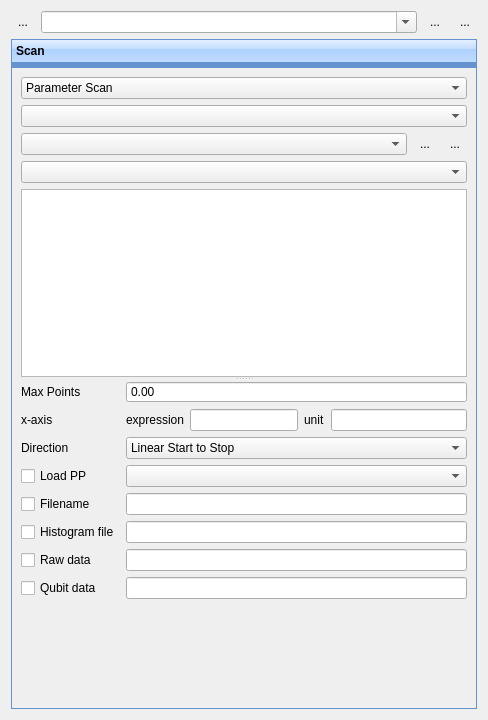
Before: the Qt Designer form ui/ScanControlUi.ui in pyIonControl/IonControl, drawn with Qt 5.
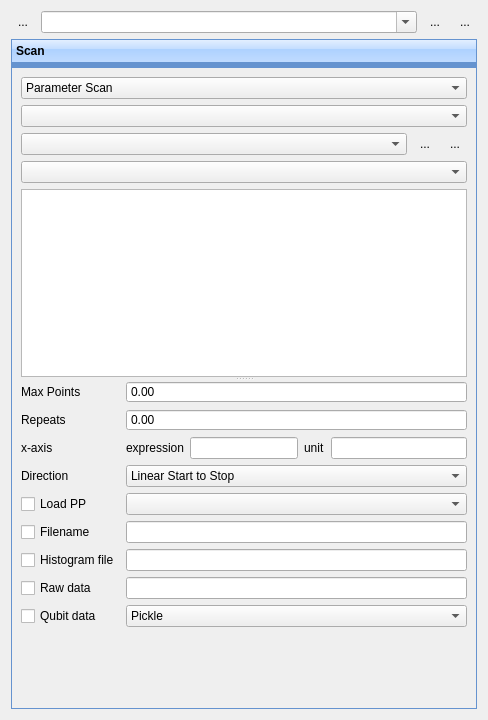
After: the same form once the commit is applied. Icons and pictures are not drawn. Custom widgets are drawn as their Qt base class.

Commit message: added ability to repeat scans, debugging

The edit to the form file:
```diff
--- a/ui/ScanControlUi.ui
+++ b/ui/ScanControlUi.ui
@@ -262,7 +262,48 @@
          <widget class="QTableView" name="tableView"/>
          <widget class="QWidget" name="layoutWidget">
           <layout class="QGridLayout" name="gridLayout">
-           <item row="2" column="2" colspan="2">
+           <item row="8" column="2" colspan="2">
+            <widget class="QLineEdit" name="histogramFilenameEdit"/>
+           </item>
+           <item row="9" column="0">
+            <widget class="QCheckBox" name="saveRawCheckBox">
+             <property name="toolTip">
+              <string>Checkbox: automatically save file</string>
+             </property>
+             <property name="text">
+              <string>Raw data</string>
+             </property>
+            </widget>
+           </item>
+           <item row="4" column="2">
+            <layout class="QHBoxLayout" name="horizontalLayout_9">
+             <item>
+              <widget class="QLabel" name="label">
+               <property name="text">
+                <string>expression</string>
+               </property>
+              </widget>
+             </item>
+             <item>
+              <widget class="QLineEdit" name="xExprEdit">
+               <property name="toolTip">
+                <string>expression x is current value</string>
+               </property>
+              </widget>
+             </item>
+            </layout>
+           </item>
+           <item row="10" column="0">
+            <widget class="QCheckBox" name="saveQubitCheckBox">
+             <property name="toolTip">
+              <string>Checkbox: automatically save file</string>
+             </property>
+             <property name="text">
+              <string>Qubit data</string>
+             </property>
+            </widget>
+           </item>
+           <item row="5" column="2" colspan="2">
             <widget class="QComboBox" name="scanTypeCombo">
              <item>
               <property name="text">
@@ -286,21 +327,42 @@
              </item>
             </widget>
            </item>
-           <item row="3" column="2" colspan="2">
-            <widget class="QComboBox" name="loadPPComboBox">
-             <property name="maxVisibleItems">
-              <number>100</number>
+           <item row="7" column="2" colspan="2">
+            <widget class="QLineEdit" name="filenameEdit"/>
+           </item>
+           <item row="5" column="0">
+            <widget class="QLabel" name="directionLabel">
+             <property name="text">
+              <string>Direction</string>
              </property>
             </widget>
            </item>
-           <item row="1" column="0">
+           <item row="4" column="0">
             <widget class="QLabel" name="xaxisLabel">
              <property name="text">
               <string>x-axis </string>
              </property>
             </widget>
            </item>
-           <item row="4" column="0">
+           <item row="4" column="3">
+            <layout class="QHBoxLayout" name="horizontalLayout_10">
+             <item>
+              <widget class="QLabel" name="label_2">
+               <property name="text">
+                <string>unit</string>
+               </property>
+              </widget>
+             </item>
+             <item>
+              <widget class="QLineEdit" name="xUnitEdit">
+               <property name="toolTip">
+                <string>unit</string>
+               </property>
+              </widget>
+             </item>
+            </layout>
+           </item>
+           <item row="7" column="0">
             <widget class="QCheckBox" name="autoSaveCheckBox">
              <property name="toolTip">
               <string>Checkbox: automatically save file</string>
@@ -310,10 +372,21 @@
              </property>
             </widget>
            </item>
-           <item row="5" column="2" colspan="2">
-            <widget class="QLineEdit" name="histogramFilenameEdit"/>
+           <item row="1" column="0">
+            <widget class="QLabel" name="maxPointsLabel">
+             <property name="text">
+              <string>Max Points</string>
+             </property>
+            </widget>
            </item>
-           <item row="5" column="0">
+           <item row="6" column="2" colspan="2">
+            <widget class="QComboBox" name="loadPPComboBox">
+             <property name="maxVisibleItems">
+              <number>100</number>
+             </property>
+            </widget>
+           </item>
+           <item row="8" column="0">
             <widget class="QCheckBox" name="histogramSaveCheckBox">
              <property name="toolTip">
               <string>Checkbox: automatically save file</string>
@@ -323,98 +396,50 @@
              </property>
             </widget>
            </item>
-           <item row="6" column="2" colspan="2">
+           <item row="9" column="2" colspan="2">
             <widget class="QLineEdit" name="rawFilenameEdit"/>
            </item>
-           <item row="6" column="0">
-            <widget class="QCheckBox" name="saveRawCheckBox">
-             <property name="toolTip">
-              <string>Checkbox: automatically save file</string>
-             </property>
-             <property name="text">
-              <string>Raw data</string>
-             </property>
-            </widget>
-           </item>
-           <item row="2" column="0">
-            <widget class="QLabel" name="directionLabel">
-             <property name="text">
-              <string>Direction</string>
-             </property>
-            </widget>
-           </item>
-           <item row="4" column="2" colspan="2">
-            <widget class="QLineEdit" name="filenameEdit"/>
-           </item>
-           <item row="0" column="2" colspan="2">
+           <item row="1" column="2" colspan="2">
             <widget class="MagnitudeSpinBox" name="maxPointsBox">
              <property name="buttonSymbols">
               <enum>QAbstractSpinBox::NoButtons</enum>
              </property>
             </widget>
            </item>
-           <item row="0" column="0">
-            <widget class="QLabel" name="maxPointsLabel">
-             <property name="text">
-              <string>Max Points</string>
-             </property>
-            </widget>
-           </item>
-           <item row="1" column="3">
-            <layout class="QHBoxLayout" name="horizontalLayout_10">
-             <item>
-              <widget class="QLabel" name="label_2">
-               <property name="text">
-                <string>unit</string>
-               </property>
-              </widget>
-             </item>
-             <item>
-              <widget class="QLineEdit" name="xUnitEdit">
-               <property name="toolTip">
-                <string>unit</string>
-               </property>
-              </widget>
-             </item>
-            </layout>
-           </item>
-           <item row="1" column="2">
-            <layout class="QHBoxLayout" name="horizontalLayout_9">
-             <item>
-              <widget class="QLabel" name="label">
-               <property name="text">
-                <string>expression</string>
-               </property>
-              </widget>
-             </item>
-             <item>
-              <widget class="QLineEdit" name="xExprEdit">
-               <property name="toolTip">
-                <string>expression x is current value</string>
-               </property>
-              </widget>
-             </item>
-            </layout>
-           </item>
-           <item row="3" column="0">
+           <item row="6" column="0">
             <widget class="QCheckBox" name="loadPPcheckBox">
              <property name="text">
               <string>Load PP</string>
              </property>
             </widget>
            </item>
-           <item row="7" column="0">
-            <widget class="QCheckBox" name="saveQubitCheckBox">
-             <property name="toolTip">
-              <string>Checkbox: automatically save file</string>
-             </property>
+           <item row="3" column="0">
+            <widget class="QLabel" name="label_3">
              <property name="text">
-              <string>Qubit data</string>
+              <string>Repeats</string>
              </property>
             </widget>
            </item>
-           <item row="7" column="2" colspan="2">
-            <widget class="QLineEdit" name="qubitFilenameEdit"/>
+           <item row="10" column="2" colspan="2">
+            <widget class="QComboBox" name="qubitDataFormatBox">
+             <item>
+              <property name="text">
+               <string>Pickle</string>
+              </property>
+             </item>
+             <item>
+              <property name="text">
+               <string>Yaml</string>
+              </property>
+             </item>
+            </widget>
+           </item>
+           <item row="3" column="2" colspan="2">
+            <widget class="MagnitudeSpinBox" name="repeatsBox">
+             <property name="buttonSymbols">
+              <enum>QAbstractSpinBox::NoButtons</enum>
+             </property>
+            </widget>
            </item>
           </layout>
          </widget>
@@ -440,16 +465,16 @@
   </layout>
  </widget>
  <customwidgets>
-  <customwidget>
-   <class>RedBlackComboBox</class>
-   <extends>QComboBox</extends>
-   <header>uiModules.RedBlackComboBox</header>
-  </customwidget>
   <customwidget>
    <class>MagnitudeSpinBox</class>
    <extends>QDoubleSpinBox</extends>
    <header>uiModules.MagnitudeSpinBox</header>
   </customwidget>
+  <customwidget>
+   <class>RedBlackComboBox</class>
+   <extends>QComboBox</extends>
+   <header>uiModules.RedBlackComboBox</header>
+  </customwidget>
  </customwidgets>
  <tabstops>
   <tabstop>comboBox</tabstop>
```
The commit also changes 5 other files.
